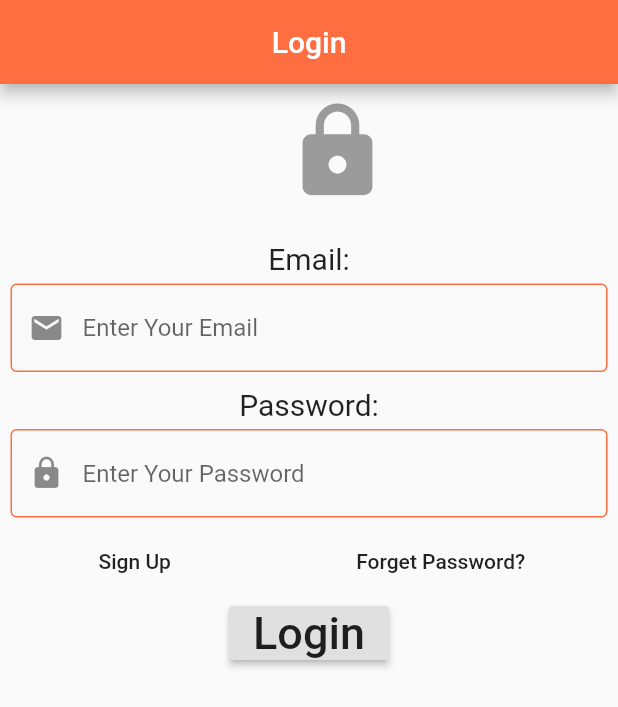
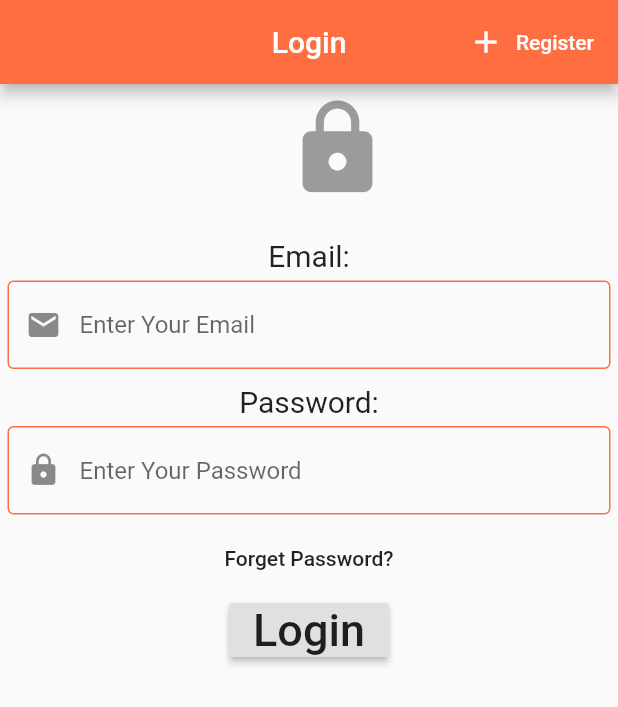
Before and after one commit to jibrinmasud/k-techcode, a Flutter app: the screen it shows after launch, on a phone screen of 412 x 824 dp. Shown: the top 707 px of the screen. Run offline on Flutter 3.47's test engine with Material 2 defaults, Android fonts, the phone set to English and light mode, and no system bars; our stand-ins replace firebase_auth, firebase_core, flutter_spinkit; accounts and stored records are empty; Roboto replaces fonts that are missing (Barlow, Poiret).

Commit message:
second commit

```diff
--- a/lib/login.dart
+++ b/lib/login.dart
@@ -1,20 +1,41 @@
 import 'package:flutter/material.dart';
+import 'package:ktechcode/auth.dart';
+import 'package:ktechcode/loader.dart';
 class Login extends StatefulWidget {
   @override
   _LoginState createState() => _LoginState();
 }
 
 class _LoginState extends State<Login> {
+
+  final AuthServices _auth = AuthServices();
+  final _formKey = GlobalKey<FormState>();
+  bool loading = false;
+
+  //text state
+  String email= '';
+  String password='';
+  String error='';
+
   @override
   Widget build(BuildContext context) {
-    return Scaffold(
+    return loading ? Loader() : Scaffold(
       appBar: AppBar(
         backgroundColor: Colors.deepOrangeAccent,
         title: Text('Login'),
         centerTitle: true,
+        actions: [
+          FlatButton.icon(
+              icon: Icon(Icons.add, color: Colors.white,),
+              label: Text('Register', style: TextStyle(color: Colors.white),),
+            onPressed: (){
+              Navigator.pushReplacementNamed(context, '/register');
+            },
+          ),
+        ],
       ),
-      body: Padding(
-        padding: const EdgeInsets.all(2.0),
+      body: Form(
+        key: _formKey,
         child: Column(
           children: [
             IconButton(
@@ -27,7 +48,17 @@ class _LoginState extends State<Login> {
                 children: [
                   Text('Email:', style: TextStyle(fontFamily: 'Poiret',fontSize: 20),),
                   SizedBox(height: 5,),
-                  TextField(
+                  TextFormField(
+                    validator: (val){if (val.isEmpty) {
+                      return 'Please Enter Your Email';
+                    }
+                    return null;
+                    },
+                    onChanged: (val){
+                      setState(() {
+                        email=val;
+                      });
+                    },
                     decoration: InputDecoration(
                       enabledBorder: OutlineInputBorder(
                         borderSide: BorderSide(color: Colors.deepOrangeAccent),
@@ -48,7 +79,13 @@ class _LoginState extends State<Login> {
                 children: [
                   Text('Password:', style: TextStyle(fontFamily: 'Poiret',fontSize: 20),),
                   SizedBox(height: 5,),
-                  TextField(
+                  TextFormField(
+                    validator: (val)=> val.length <6 ? 'Password most be more than 6 character' : null,
+                    onChanged: (val){
+                      setState(() {
+                        password = val;
+                      });
+                    },
                     obscureText: true,
                     decoration: InputDecoration(
                       enabledBorder: OutlineInputBorder(
@@ -69,10 +106,6 @@ class _LoginState extends State<Login> {
               mainAxisAlignment: MainAxisAlignment.spaceAround,
               children: [
                 FlatButton(
-                  child: Text('Sign Up'),
-                  onPressed: (){},
-                ),
-                FlatButton(
                   child: Text('Forget Password?'),
                   onPressed: (){},
                 ),
@@ -80,12 +113,30 @@ class _LoginState extends State<Login> {
             ),
             Center(
               child: RaisedButton(
-                onPressed: (){
-                  Navigator.pushReplacementNamed(context, '/home');
+                onPressed: () async{
+                  if(_formKey.currentState.validate()){
+                    setState(() {
+                      loading = true;
+                    });
+                    dynamic result = await _auth.loginWithEmailAndPassword(email, password);
+                    if(result==null){
+                      setState(() {
+                        error='Enter a Valid Email And Password';
+                        loading = false;
+                      });
+                    }else{
+                      Navigator.pushReplacementNamed(context, '/home');
+                    }
+                   }
                 },
                 child: Text('Login', style: TextStyle( fontSize: 30, fontFamily: 'Barlow'), ),
               ),
-            )
+            ),
+            SizedBox(height:10.0),
+            Text(
+              error,
+              style: TextStyle(fontSize: 20.0, color: Colors.red),
+            ),
           ],
         ),
       ),
--- /dev/null
+++ b/lib/users.dart
@@ -0,0 +1,4 @@
+class Users{
+  final String uid;
+  Users({this.uid});
+}
--- a/pubspec.yaml
+++ b/pubspec.yaml
@@ -29,6 +29,10 @@ dependencies:
   # The following adds the Cupertino Icons font to your application.
   # Use with the CupertinoIcons class for iOS style icons.
   cupertino_icons: ^0.1.3
+  firebase_auth: ^0.18.1+1
+  cloud_firestore: ^0.14.1+2
+  provider: ^4.3.2+2
+
 
 dev_dependencies:
   flutter_test:
```
Also changed, not shown: lib/auth.dart (added, +45 -0 lines), lib/loader.dart (added, +29 -0 lines), lib/main.dart (+7 -2 lines), lib/pages/home.dart (+15 -5 lines), lib/register.dart (added, +162 -0 lines), pubspec.lock, 3 other files.
